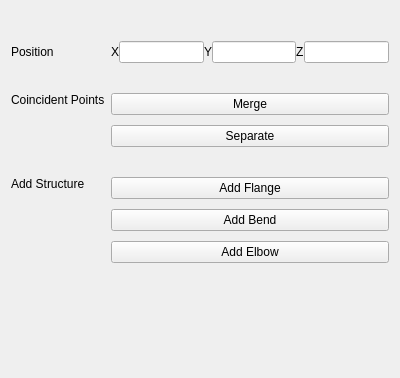
Qt form pulse/interface/ui_files/model/geometry/edit_point.ui (open-pulse/OpenPulse) before a commit.
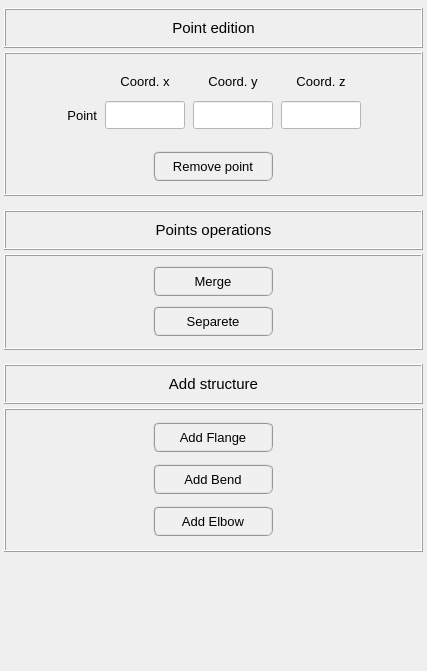
The same form after that commit.

The edit to the form file:
```diff
--- a/pulse/interface/ui_files/model/geometry/edit_point.ui
+++ b/pulse/interface/ui_files/model/geometry/edit_point.ui
@@ -6,15 +6,33 @@
    <rect>
     <x>0</x>
     <y>0</y>
-    <width>400</width>
-    <height>378</height>
+    <width>427</width>
+    <height>671</height>
    </rect>
   </property>
   <property name="windowTitle">
    <string>Form</string>
   </property>
-  <layout class="QGridLayout" name="gridLayout">
-   <item row="1" column="0">
+  <layout class="QGridLayout" name="gridLayout_3">
+   <property name="leftMargin">
+    <number>0</number>
+   </property>
+   <property name="topMargin">
+    <number>4</number>
+   </property>
+   <property name="rightMargin">
+    <number>0</number>
+   </property>
+   <property name="bottomMargin">
+    <number>4</number>
+   </property>
+   <property name="horizontalSpacing">
+    <number>4</number>
+   </property>
+   <property name="verticalSpacing">
+    <number>6</number>
+   </property>
+   <item row="4" column="0">
     <spacer name="verticalSpacer">
      <property name="orientation">
       <enum>Qt::Vertical</enum>
@@ -27,152 +45,856 @@
      </property>
     </spacer>
    </item>
+   <item row="2" column="0">
+    <widget class="QFrame" name="frame_add_structure">
+     <property name="frameShape">
+      <enum>QFrame::NoFrame</enum>
+     </property>
+     <property name="frameShadow">
+      <enum>QFrame::Raised</enum>
+     </property>
+     <layout class="QGridLayout" name="gridLayout_8">
+      <property name="leftMargin">
+       <number>4</number>
+      </property>
+      <property name="topMargin">
+       <number>4</number>
+      </property>
+      <property name="rightMargin">
+       <number>4</number>
+      </property>
+      <property name="bottomMargin">
+       <number>4</number>
+      </property>
+      <property name="spacing">
+       <number>4</number>
+      </property>
+      <item row="0" column="0">
+       <widget class="QFrame" name="frame_title_add_structure">
+        <property name="minimumSize">
+         <size>
+          <width>0</width>
+          <height>40</height>
+         </size>
+        </property>
+        <property name="maximumSize">
+         <size>
+          <width>16777215</width>
+          <height>40</height>
+         </size>
+        </property>
+        <property name="frameShape">
+         <enum>QFrame::Box</enum>
+        </property>
+        <property name="frameShadow">
+         <enum>QFrame::Raised</enum>
+        </property>
+        <layout class="QGridLayout" name="gridLayout_7">
+         <property name="leftMargin">
+          <number>4</number>
+         </property>
+         <property name="topMargin">
+          <number>4</number>
+         </property>
+         <property name="rightMargin">
+          <number>4</number>
+         </property>
+         <property name="bottomMargin">
+          <number>4</number>
+         </property>
+         <item row="0" column="0">
+          <widget class="QLabel" name="label_2">
+           <property name="font">
+            <font>
+             <pointsize>11</pointsize>
+            </font>
+           </property>
+           <property name="text">
+            <string>Add structure</string>
+           </property>
+           <property name="textFormat">
+            <enum>Qt::AutoText</enum>
+           </property>
+           <property name="alignment">
+            <set>Qt::AlignCenter</set>
+           </property>
+          </widget>
+         </item>
+        </layout>
+       </widget>
+      </item>
+      <item row="1" column="0">
+       <widget class="QFrame" name="frame_add_structure_main">
+        <property name="minimumSize">
+         <size>
+          <width>0</width>
+          <height>144</height>
+         </size>
+        </property>
+        <property name="maximumSize">
+         <size>
+          <width>16777215</width>
+          <height>180</height>
+         </size>
+        </property>
+        <property name="frameShape">
+         <enum>QFrame::Box</enum>
+        </property>
+        <property name="frameShadow">
+         <enum>QFrame::Raised</enum>
+        </property>
+        <layout class="QGridLayout" name="gridLayout_4">
+         <property name="leftMargin">
+          <number>4</number>
+         </property>
+         <property name="topMargin">
+          <number>4</number>
+         </property>
+         <property name="rightMargin">
+          <number>4</number>
+         </property>
+         <property name="bottomMargin">
+          <number>4</number>
+         </property>
+         <property name="spacing">
+          <number>4</number>
+         </property>
+         <item row="2" column="0">
+          <widget class="QPushButton" name="add_elbow_button">
+           <property name="minimumSize">
+            <size>
+             <width>120</width>
+             <height>30</height>
+            </size>
+           </property>
+           <property name="maximumSize">
+            <size>
+             <width>120</width>
+             <height>30</height>
+            </size>
+           </property>
+           <property name="font">
+            <font>
+             <family>MS Shell Dlg 2</family>
+             <pointsize>10</pointsize>
+             <weight>50</weight>
+             <italic>false</italic>
+             <bold>false</bold>
+            </font>
+           </property>
+           <property name="styleSheet">
+            <string notr="true">QPushButton{border-radius: 6px; border-color: rgb(150, 150, 150); border-style: ridge; border-width: 2px; color: rgb(0, 0, 0); background-color: rgb(240, 240, 240)}
+QPushButton:hover{border-radius: 6px; border-color: rgb(0, 170, 255); border-style: ridge; border-width: 2px; color: rgb(0, 0, 0); background-color: rgba(174, 213, 255, 100)}
+QPushButton:pressed{border-radius: 6px; border-color: rgb(0, 170, 255); border-style: ridge; border-width: 2px; color: rgb(0, 0, 0); background-color: rgb(174, 213, 255)}
+QPushButton:disabled{border-radius: 6px; border-color: rgb(150, 150, 150); border-style: ridge; border-width: 0px; color: rgb(150,150, 150); background-color: rgb(220, 220, 220)}</string>
+           </property>
+           <property name="text">
+            <string>Add Elbow</string>
+           </property>
+          </widget>
+         </item>
+         <item row="0" column="0">
+          <widget class="QPushButton" name="add_flange_button">
+           <property name="minimumSize">
+            <size>
+             <width>120</width>
+             <height>30</height>
+            </size>
+           </property>
+           <property name="maximumSize">
+            <size>
+             <width>120</width>
+             <height>30</height>
+            </size>
+           </property>
+           <property name="font">
+            <font>
+             <family>MS Shell Dlg 2</family>
+             <pointsize>10</pointsize>
+             <weight>50</weight>
+             <italic>false</italic>
+             <bold>false</bold>
+            </font>
+           </property>
+           <property name="styleSheet">
+            <string notr="true">QPushButton{border-radius: 6px; border-color: rgb(150, 150, 150); border-style: ridge; border-width: 2px; color: rgb(0, 0, 0); background-color: rgb(240, 240, 240)}
+QPushButton:hover{border-radius: 6px; border-color: rgb(0, 170, 255); border-style: ridge; border-width: 2px; color: rgb(0, 0, 0); background-color: rgba(174, 213, 255, 100)}
+QPushButton:pressed{border-radius: 6px; border-color: rgb(0, 170, 255); border-style: ridge; border-width: 2px; color: rgb(0, 0, 0); background-color: rgb(174, 213, 255)}
+QPushButton:disabled{border-radius: 6px; border-color: rgb(150, 150, 150); border-style: ridge; border-width: 0px; color: rgb(150,150, 150); background-color: rgb(220, 220, 220)}</string>
+           </property>
+           <property name="text">
+            <string>Add Flange</string>
+           </property>
+          </widget>
+         </item>
+         <item row="1" column="0">
+          <widget class="QPushButton" name="add_bend_button">
+           <property name="minimumSize">
+            <size>
+             <width>120</width>
+             <height>30</height>
+            </size>
+           </property>
+           <property name="maximumSize">
+            <size>
+             <width>120</width>
+             <height>30</height>
+            </size>
+           </property>
+           <property name="font">
+            <font>
+             <family>MS Shell Dlg 2</family>
+             <pointsize>10</pointsize>
+             <weight>50</weight>
+             <italic>false</italic>
+             <bold>false</bold>
+            </font>
+           </property>
+           <property name="styleSheet">
+            <string notr="true">QPushButton{border-radius: 6px; border-color: rgb(150, 150, 150); border-style: ridge; border-width: 2px; color: rgb(0, 0, 0); background-color: rgb(240, 240, 240)}
+QPushButton:hover{border-radius: 6px; border-color: rgb(0, 170, 255); border-style: ridge; border-width: 2px; color: rgb(0, 0, 0); background-color: rgba(174, 213, 255, 100)}
+QPushButton:pressed{border-radius: 6px; border-color: rgb(0, 170, 255); border-style: ridge; border-width: 2px; color: rgb(0, 0, 0); background-color: rgb(174, 213, 255)}
+QPushButton:disabled{border-radius: 6px; border-color: rgb(150, 150, 150); border-style: ridge; border-width: 0px; color: rgb(150,150, 150); background-color: rgb(220, 220, 220)}</string>
+           </property>
+           <property name="text">
+            <string>Add Bend</string>
+           </property>
+          </widget>
+         </item>
+        </layout>
+       </widget>
+      </item>
+     </layout>
+    </widget>
+   </item>
    <item row="0" column="0">
-    <layout class="QGridLayout" name="gridLayout_2">
-     <property name="topMargin">
-      <number>30</number>
+    <widget class="QFrame" name="frame_point_edition">
+     <property name="frameShape">
+      <enum>QFrame::NoFrame</enum>
      </property>
-     <property name="verticalSpacing">
-      <number>30</number>
+     <property name="frameShadow">
+      <enum>QFrame::Raised</enum>
      </property>
-     <item row="3" column="0">
-      <widget class="QLabel" name="label">
-       <property name="text">
-        <string>Add Structure</string>
-       </property>
-       <property name="alignment">
-        <set>Qt::AlignLeading|Qt::AlignLeft|Qt::AlignTop</set>
-       </property>
-      </widget>
-     </item>
-     <item row="2" column="0">
-      <widget class="QLabel" name="label_4">
-       <property name="text">
-        <string>Coincident Points</string>
-       </property>
-       <property name="alignment">
-        <set>Qt::AlignLeading|Qt::AlignLeft|Qt::AlignTop</set>
-       </property>
-      </widget>
-     </item>
-     <item row="1" column="1">
-      <layout class="QHBoxLayout" name="horizontalLayout">
-       <property name="sizeConstraint">
-        <enum>QLayout::SetDefaultConstraint</enum>
-       </property>
-       <item>
-        <widget class="QLabel" name="label_8">
-         <property name="sizePolicy">
-          <sizepolicy hsizetype="Preferred" vsizetype="Fixed">
-           <horstretch>0</horstretch>
-           <verstretch>0</verstretch>
-          </sizepolicy>
+     <layout class="QGridLayout" name="gridLayout_9">
+      <property name="leftMargin">
+       <number>4</number>
+      </property>
+      <property name="topMargin">
+       <number>4</number>
+      </property>
+      <property name="rightMargin">
+       <number>4</number>
+      </property>
+      <property name="bottomMargin">
+       <number>4</number>
+      </property>
+      <property name="spacing">
+       <number>4</number>
+      </property>
+      <item row="0" column="0">
+       <widget class="QFrame" name="frame_title_point_edition">
+        <property name="minimumSize">
+         <size>
+          <width>0</width>
+          <height>40</height>
+         </size>
+        </property>
+        <property name="maximumSize">
+         <size>
+          <width>16777215</width>
+          <height>40</height>
+         </size>
+        </property>
+        <property name="frameShape">
+         <enum>QFrame::Box</enum>
+        </property>
+        <property name="frameShadow">
+         <enum>QFrame::Raised</enum>
+        </property>
+        <layout class="QGridLayout" name="gridLayout_5">
+         <property name="leftMargin">
+          <number>4</number>
          </property>
-         <property name="text">
-          <string>X</string>
+         <property name="topMargin">
+          <number>4</number>
          </property>
-        </widget>
-       </item>
-       <item>
-        <widget class="QLineEdit" name="dx_box"/>
-       </item>
-       <item>
-        <widget class="QLabel" name="label_9">
-         <property name="sizePolicy">
-          <sizepolicy hsizetype="Preferred" vsizetype="Fixed">
-           <horstretch>0</horstretch>
-           <verstretch>0</verstretch>
-          </sizepolicy>
+         <property name="rightMargin">
+          <number>4</number>
          </property>
-         <property name="text">
-          <string>Y</string>
+         <property name="bottomMargin">
+          <number>4</number>
          </property>
-        </widget>
-       </item>
-       <item>
-        <widget class="QLineEdit" name="dy_box"/>
-       </item>
-       <item>
-        <widget class="QLabel" name="label_10">
-         <property name="sizePolicy">
-          <sizepolicy hsizetype="Preferred" vsizetype="Fixed">
-           <horstretch>0</horstretch>
-           <verstretch>0</verstretch>
-          </sizepolicy>
+         <item row="0" column="0">
+          <widget class="QLabel" name="label">
+           <property name="font">
+            <font>
+             <pointsize>11</pointsize>
+            </font>
+           </property>
+           <property name="text">
+            <string>Point edition</string>
+           </property>
+           <property name="textFormat">
+            <enum>Qt::AutoText</enum>
+           </property>
+           <property name="alignment">
+            <set>Qt::AlignCenter</set>
+           </property>
+          </widget>
+         </item>
+        </layout>
+       </widget>
+      </item>
+      <item row="1" column="0">
+       <widget class="QFrame" name="frame_point_edition_main">
+        <property name="frameShape">
+         <enum>QFrame::Box</enum>
+        </property>
+        <property name="frameShadow">
+         <enum>QFrame::Raised</enum>
+        </property>
+        <layout class="QGridLayout" name="gridLayout_2">
+         <property name="leftMargin">
+          <number>4</number>
          </property>
-         <property name="text">
-          <string>Z</string>
+         <property name="topMargin">
+          <number>4</number>
          </property>
-        </widget>
-       </item>
-       <item>
-        <widget class="QLineEdit" name="dz_box"/>
-       </item>
-      </layout>
-     </item>
-     <item row="1" column="0">
-      <widget class="QLabel" name="label_3">
-       <property name="sizePolicy">
-        <sizepolicy hsizetype="Preferred" vsizetype="Fixed">
-         <horstretch>0</horstretch>
-         <verstretch>0</verstretch>
-        </sizepolicy>
-       </property>
-       <property name="text">
-        <string>Position</string>
-       </property>
-      </widget>
-     </item>
-     <item row="3" column="1">
-      <layout class="QVBoxLayout" name="verticalLayout">
-       <property name="spacing">
-        <number>10</number>
-       </property>
-       <item>
-        <widget class="QPushButton" name="flange_button">
-         <property name="text">
-          <string>Add Flange</string>
+         <property name="rightMargin">
+          <number>4</number>
          </property>
-        </widget>
-       </item>
-       <item>
-        <widget class="QPushButton" name="bend_button">
-         <property name="text">
-          <string>Add Bend</string>
+         <property name="bottomMargin">
+          <number>4</number>
          </property>
-        </widget>
-       </item>
-       <item>
-        <widget class="QPushButton" name="elbow_button">
-         <property name="text">
-          <string>Add Elbow</string>
+         <property name="spacing">
+          <number>4</number>
          </property>
-        </widget>
-       </item>
-      </layout>
-     </item>
-     <item row="2" column="1">
-      <layout class="QVBoxLayout" name="verticalLayout_4">
-       <property name="spacing">
-        <number>10</number>
-       </property>
-       <item>
-        <widget class="QPushButton" name="pushButton_4">
-         <property name="text">
-          <string>Merge</string>
+         <item row="0" column="2">
+          <spacer name="horizontalSpacer_2">
+           <property name="orientation">
+            <enum>Qt::Horizontal</enum>
+           </property>
+           <property name="sizeHint" stdset="0">
+            <size>
+             <width>40</width>
+             <height>20</height>
+            </size>
+           </property>
+          </spacer>
+         </item>
+         <item row="0" column="1">
+          <widget class="QFrame" name="frame_coords">
+           <property name="font">
+            <font>
+             <pointsize>10</pointsize>
+            </font>
+           </property>
+           <property name="frameShape">
+            <enum>QFrame::NoFrame</enum>
+           </property>
+           <property name="frameShadow">
+            <enum>QFrame::Raised</enum>
+           </property>
+           <layout class="QGridLayout" name="gridLayout">
+            <property name="horizontalSpacing">
+             <number>8</number>
+            </property>
+            <item row="1" column="2">
+             <widget class="QLineEdit" name="coord_y">
+              <property name="enabled">
+               <bool>true</bool>
+              </property>
+              <property name="minimumSize">
+               <size>
+                <width>60</width>
+                <height>28</height>
+               </size>
+              </property>
+              <property name="maximumSize">
+               <size>
+                <width>80</width>
+                <height>28</height>
+               </size>
+              </property>
+              <property name="font">
+               <font>
+                <pointsize>10</pointsize>
+               </font>
+              </property>
+              <property name="focusPolicy">
+               <enum>Qt::ClickFocus</enum>
+              </property>
+              <property name="styleSheet">
+               <string notr="true">background-color: rgb(255, 255, 255);</string>
+              </property>
+              <property name="text">
+               <string/>
+              </property>
+              <property name="alignment">
+               <set>Qt::AlignCenter</set>
+              </property>
+             </widget>
+            </item>
+            <item row="1" column="1">
+             <widget class="QLineEdit" name="coord_x">
+              <property name="enabled">
+               <bool>true</bool>
+              </property>
+              <property name="minimumSize">
+               <size>
+                <width>60</width>
+                <height>28</height>
+               </size>
+              </property>
+              <property name="maximumSize">
+               <size>
+                <width>80</width>
+                <height>28</height>
+               </size>
+              </property>
+              <property name="font">
+               <font>
+                <pointsize>10</pointsize>
+               </font>
+              </property>
+              <property name="focusPolicy">
+               <enum>Qt::ClickFocus</enum>
+              </property>
+              <property name="styleSheet">
+               <string notr="true">background-color: rgb(255, 255, 255);</string>
+              </property>
+              <property name="text">
+               <string/>
+              </property>
+              <property name="alignment">
+               <set>Qt::AlignCenter</set>
+              </property>
+             </widget>
+            </item>
+            <item row="1" column="3">
+             <widget class="QLineEdit" name="coord_z">
+              <property name="enabled">
+               <bool>true</bool>
+              </property>
+              <property name="minimumSize">
+               <size>
+                <width>60</width>
+                <height>28</height>
+               </size>
+              </property>
+              <property name="maximumSize">
+               <size>
+                <width>80</width>
+                <height>28</height>
+               </size>
+              </property>
+              <property name="font">
+               <font>
+                <pointsize>10</pointsize>
+               </font>
+              </property>
+              <property name="focusPolicy">
+               <enum>Qt::ClickFocus</enum>
+              </property>
+              <property name="styleSheet">
+               <string notr="true">background-color: rgb(255, 255, 255);</string>
+              </property>
+              <property name="text">
+               <string/>
+              </property>
+              <property name="alignment">
+               <set>Qt::AlignCenter</set>
+              </property>
+             </widget>
+            </item>
+            <item row="0" column="0">
+             <widget class="QLabel" name="label_5">
+              <property name="minimumSize">
+               <size>
+                <width>0</width>
+                <height>28</height>
+               </size>
+              </property>
+              <property name="maximumSize">
+               <size>
+                <width>16777215</width>
+                <height>28</height>
+               </size>
+              </property>
+              <property name="text">
+               <string/>
+              </property>
+             </widget>
+            </item>
+            <item row="0" column="2">
+             <widget class="QLabel" name="label_8">
+              <property name="minimumSize">
+               <size>
+                <width>0</width>
+                <height>28</height>
+               </size>
+              </property>
+              <property name="maximumSize">
+               <size>
+                <width>16777215</width>
+                <height>28</height>
+               </size>
+              </property>
+              <property name="font">
+               <font>
+                <pointsize>10</pointsize>
+               </font>
+              </property>
+              <property name="text">
+               <string>Coord. y</string>
+              </property>
+              <property name="alignment">
+               <set>Qt::AlignCenter</set>
+              </property>
+             </widget>
+            </item>
+            <item row="0" column="1">
+             <widget class="QLabel" name="label_6">
+              <property name="minimumSize">
+               <size>
+                <width>0</width>
+                <height>28</height>
+               </size>
+              </property>
+              <property name="maximumSize">
+               <size>
+                <width>16777215</width>
+                <height>28</height>
+               </size>
+              </property>
+              <property name="font">
+               <font>
+                <pointsize>10</pointsize>
+               </font>
+              </property>
+              <property name="text">
+               <string>Coord. x</string>
+              </property>
+              <property name="alignment">
+               <set>Qt::AlignCenter</set>
+              </property>
+             </widget>
+            </item>
+            <item row="1" column="0">
+             <widget class="QLabel" name="label_3">
+              <property name="minimumSize">
+               <size>
+                <width>0</width>
+                <height>28</height>
+               </size>
+              </property>
+              <property name="maximumSize">
+               <size>
+                <width>16777215</width>
+                <height>28</height>
+               </size>
+              </property>
+              <property name="font">
+               <font>
+                <pointsize>10</pointsize>
+               </font>
+              </property>
+              <property name="text">
+               <string>Point</string>
+              </property>
+              <property name="alignment">
+               <set>Qt::AlignRight|Qt::AlignTrailing|Qt::AlignVCenter</set>
+              </property>
+             </widget>
+            </item>
+            <item row="0" column="3">
+             <widget class="QLabel" name="label_7">
+              <property name="minimumSize">
+               <size>
+                <width>0</width>
+                <height>28</height>
+               </size>
+              </property>
+              <property name="maximumSize">
+               <size>
+                <width>16777215</width>
+                <height>28</height>
+               </size>
+              </property>
+              <property name="font">
+               <font>
+                <pointsize>10</pointsize>
+               </font>
+              </property>
+              <property name="text">
+               <string>Coord. z</string>
+              </property>
+              <property name="alignment">
+               <set>Qt::AlignCenter</set>
+              </property>
+             </widget>
+            </item>
+           </layout>
+          </widget>
+         </item>
+         <item row="0" column="0">
+          <spacer name="horizontalSpacer">
+           <property name="orientation">
+            <enum>Qt::Horizontal</enum>
+           </property>
+           <property name="sizeHint" stdset="0">
+            <size>
+             <width>40</width>
+             <height>20</height>
+            </size>
+           </property>
+          </spacer>
+         </item>
+         <item row="1" column="0" colspan="3">
+          <widget class="QFrame" name="frame_5">
+           <property name="minimumSize">
+            <size>
+             <width>0</width>
+             <height>48</height>
+            </size>
+           </property>
+           <property name="frameShape">
+            <enum>QFrame::NoFrame</enum>
+           </property>
+           <property name="frameShadow">
+            <enum>QFrame::Raised</enum>
+           </property>
+           <layout class="QGridLayout" name="gridLayout_6">
+            <item row="0" column="0">
+             <widget class="QPushButton" name="remove_point_button">
+              <property name="minimumSize">
+               <size>
+                <width>120</width>
+                <height>30</height>
+               </size>
+              </property>
+              <property name="maximumSize">
+               <size>
+                <width>120</width>
+                <height>30</height>
+               </size>
+              </property>
+              <property name="font">
+               <font>
+                <family>MS Shell Dlg 2</family>
+                <pointsize>10</pointsize>
+                <weight>50</weight>
+                <italic>false</italic>
+                <bold>false</bold>
+               </font>
+              </property>
+              <property name="styleSheet">
+               <string notr="true">QPushButton{border-radius: 6px; border-color: rgb(150, 150, 150); border-style: ridge; border-width: 2px; color: rgb(0, 0, 0); background-color: rgb(240, 240, 240)}
+QPushButton:hover{border-radius: 6px; border-color: rgb(0, 170, 255); border-style: ridge; border-width: 2px; color: rgb(0, 0, 0); background-color: rgba(174, 213, 255, 100)}
+QPushButton:pressed{border-radius: 6px; border-color: rgb(0, 170, 255); border-style: ridge; border-width: 2px; color: rgb(0, 0, 0); background-color: rgb(174, 213, 255)}
+QPushButton:disabled{border-radius: 6px; border-color: rgb(150, 150, 150); border-style: ridge; border-width: 0px; color: rgb(150,150, 150); background-color: rgb(220, 220, 220)}</string>
+              </property>
+              <property name="text">
+               <string>Remove point</string>
+              </property>
+             </widget>
+            </item>
+           </layout>
+          </widget>
+         </item>
+        </layout>
+       </widget>
+      </item>
+     </layout>
+    </widget>
+   </item>
+   <item row="1" column="0">
+    <widget class="QFrame" name="frame_points_operation">
+     <property name="frameShape">
+      <enum>QFrame::NoFrame</enum>
+     </property>
+     <property name="frameShadow">
+      <enum>QFrame::Raised</enum>
+     </property>
+     <layout class="QGridLayout" name="gridLayout_10">
+      <property name="leftMargin">
+       <number>4</number>
+      </property>
+      <property name="topMargin">
+       <number>4</number>
+      </property>
+      <property name="rightMargin">
+       <number>4</number>
+      </property>
+      <property name="bottomMargin">
+       <number>4</number>
+      </property>
+      <property name="spacing">
+       <number>4</number>
+      </property>
+      <item row="0" column="0">
+       <widget class="QFrame" name="frame_title_points_operation">
+        <property name="minimumSize">
+         <size>
+          <width>0</width>
+          <height>40</height>
+         </size>
+        </property>
+        <property name="maximumSize">
+         <size>
+          <width>16777215</width>
+          <height>40</height>
+         </size>
+        </property>
+        <property name="frameShape">
+         <enum>QFrame::Box</enum>
+        </property>
+        <property name="frameShadow">
+         <enum>QFrame::Raised</enum>
+        </property>
+        <layout class="QGridLayout" name="gridLayout_11">
+         <property name="leftMargin">
+          <number>4</number>
          </property>
-        </widget>
-       </item>
-       <item>
-        <widget class="QPushButton" name="pushButton_5">
-         <property name="text">
-          <string>Separate</string>
+         <property name="topMargin">
+          <number>4</number>
          </property>
-        </widget>
-       </item>
-      </layout>
-     </item>
-    </layout>
+         <property name="rightMargin">
+          <number>4</number>
+         </property>
+         <property name="bottomMargin">
+          <number>4</number>
+         </property>
+         <item row="0" column="0">
+          <widget class="QLabel" name="label_4">
+           <property name="font">
+            <font>
+             <pointsize>11</pointsize>
+            </font>
+           </property>
+           <property name="text">
+            <string>Points operations</string>
+           </property>
+           <property name="textFormat">
+            <enum>Qt::AutoText</enum>
+           </property>
+           <property name="alignment">
+            <set>Qt::AlignCenter</set>
+           </property>
+          </widget>
+         </item>
+        </layout>
+       </widget>
+      </item>
+      <item row="1" column="0">
+       <widget class="QFrame" name="frame_11">
+        <property name="minimumSize">
+         <size>
+          <width>0</width>
+          <height>96</height>
+         </size>
+        </property>
+        <property name="maximumSize">
+         <size>
+          <width>16777215</width>
+          <height>180</height>
+         </size>
+        </property>
+        <property name="frameShape">
+         <enum>QFrame::Box</enum>
+        </property>
+        <property name="frameShadow">
+         <enum>QFrame::Raised</enum>
+        </property>
+        <layout class="QGridLayout" name="gridLayout_12">
+         <property name="leftMargin">
+          <number>4</number>
+         </property>
+         <property name="topMargin">
+          <number>4</number>
+         </property>
+         <property name="rightMargin">
+          <number>4</number>
+         </property>
+         <property name="bottomMargin">
+          <number>4</number>
+         </property>
+         <property name="spacing">
+          <number>4</number>
+         </property>
+         <item row="1" column="0">
+          <widget class="QPushButton" name="separete_button">
+           <property name="minimumSize">
+            <size>
+             <width>120</width>
+             <height>30</height>
+            </size>
+           </property>
+           <property name="maximumSize">
+            <size>
+             <width>120</width>
+             <height>30</height>
+            </size>
+           </property>
+           <property name="font">
+            <font>
+             <family>MS Shell Dlg 2</family>
+             <pointsize>10</pointsize>
+             <weight>50</weight>
+             <italic>false</italic>
+             <bold>false</bold>
+            </font>
+           </property>
+           <property name="styleSheet">
+            <string notr="true">QPushButton{border-radius: 6px; border-color: rgb(150, 150, 150); border-style: ridge; border-width: 2px; color: rgb(0, 0, 0); background-color: rgb(240, 240, 240)}
+QPushButton:hover{border-radius: 6px; border-color: rgb(0, 170, 255); border-style: ridge; border-width: 2px; color: rgb(0, 0, 0); background-color: rgba(174, 213, 255, 100)}
+QPushButton:pressed{border-radius: 6px; border-color: rgb(0, 170, 255); border-style: ridge; border-width: 2px; color: rgb(0, 0, 0); background-color: rgb(174, 213, 255)}
+QPushButton:disabled{border-radius: 6px; border-color: rgb(150, 150, 150); border-style: ridge; border-width: 0px; color: rgb(150,150, 150); background-color: rgb(220, 220, 220)}</string>
+           </property>
+           <property name="text">
+            <string>Separete</string>
+           </property>
+          </widget>
+         </item>
+         <item row="0" column="0">
+          <widget class="QPushButton" name="merge_button">
+           <property name="minimumSize">
+            <size>
+             <width>120</width>
+             <height>30</height>
+            </size>
+           </property>
+           <property name="maximumSize">
+            <size>
+             <width>120</width>
+             <height>30</height>
+            </size>
+           </property>
+           <property name="font">
+            <font>
+             <family>MS Shell Dlg 2</family>
+             <pointsize>10</pointsize>
+             <weight>50</weight>
+             <italic>false</italic>
+             <bold>false</bold>
+            </font>
+           </property>
+           <property name="styleSheet">
+            <string notr="true">QPushButton{border-radius: 6px; border-color: rgb(150, 150, 150); border-style: ridge; border-width: 2px; color: rgb(0, 0, 0); background-color: rgb(240, 240, 240)}
+QPushButton:hover{border-radius: 6px; border-color: rgb(0, 170, 255); border-style: ridge; border-width: 2px; color: rgb(0, 0, 0); background-color: rgba(174, 213, 255, 100)}
+QPushButton:pressed{border-radius: 6px; border-color: rgb(0, 170, 255); border-style: ridge; border-width: 2px; color: rgb(0, 0, 0); background-color: rgb(174, 213, 255)}
+QPushButton:disabled{border-radius: 6px; border-color: rgb(150, 150, 150); border-style: ridge; border-width: 0px; color: rgb(150,150, 150); background-color: rgb(220, 220, 220)}</string>
+           </property>
+           <property name="text">
+            <string>Merge</string>
+           </property>
+          </widget>
+         </item>
+        </layout>
+       </widget>
+      </item>
+     </layout>
+    </widget>
    </item>
   </layout>
  </widget>
```
